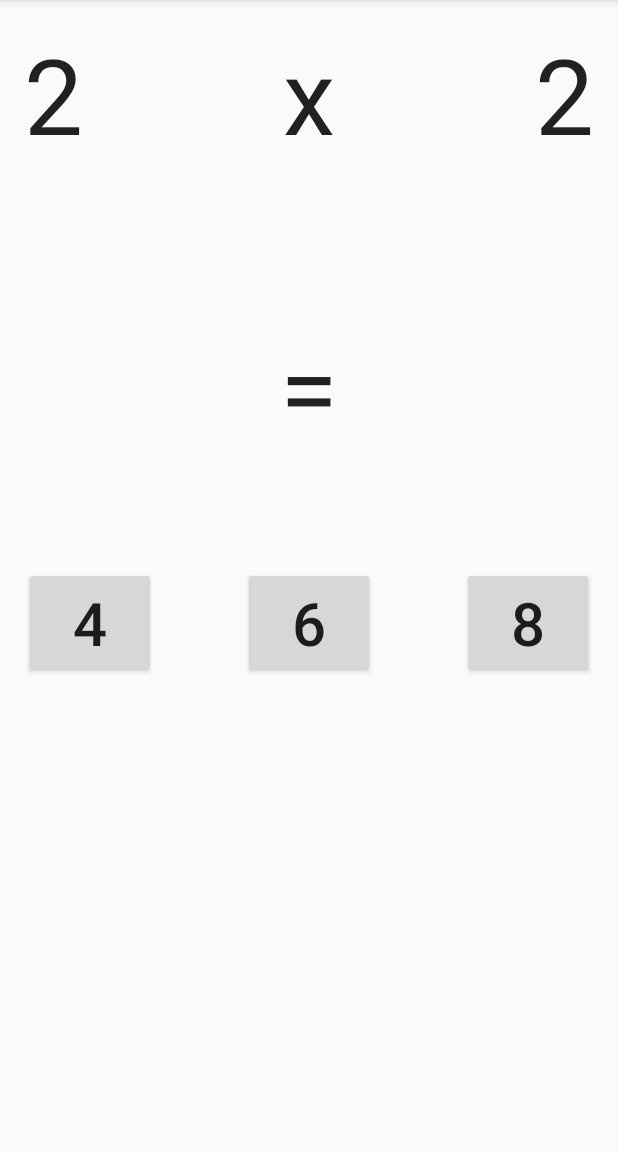
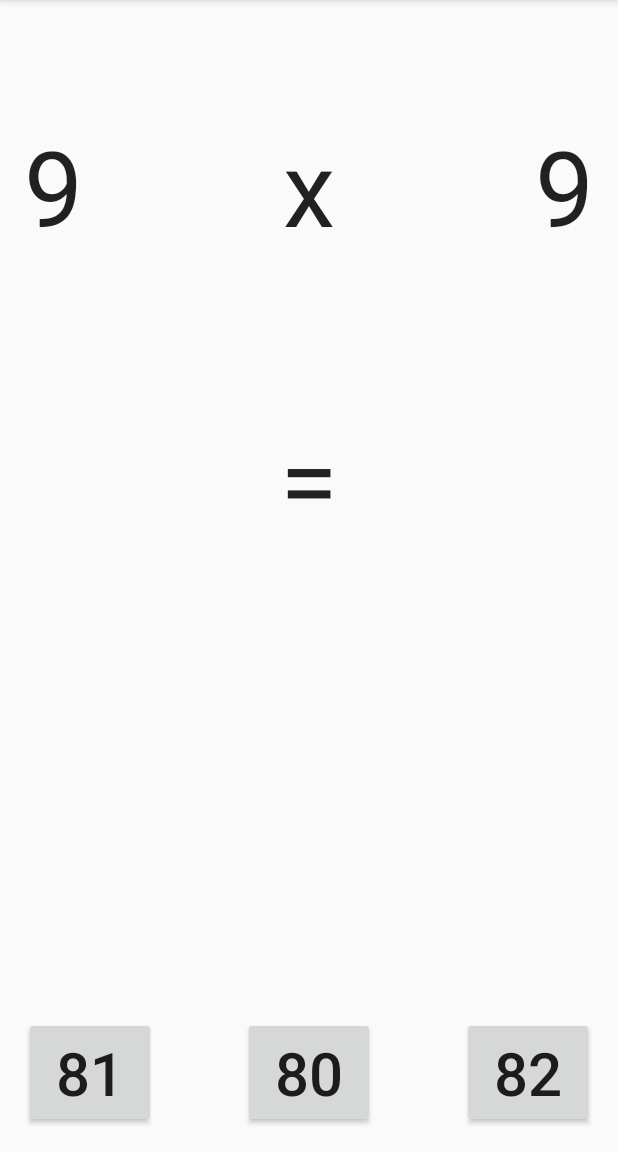
Before and after one commit to Hypkn/Android, an Android app: the GameActivity screen opened directly, with no data from a screen before it, on a phone screen of 412 x 824 dp, the part 84-1236 px from its top. Run offline under Robolectric (Android 15) with nearby library versions, the phone set to English and light mode, and no system bars.

Commit message:
Math Game Changes

```diff
--- a/AndroidStudioProjects/MathGame/app/src/main/java/com/hypknstudios/mathgame/GameActivity.java
+++ b/AndroidStudioProjects/MathGame/app/src/main/java/com/hypknstudios/mathgame/GameActivity.java
@@ -1,11 +1,20 @@
 package com.hypknstudios.mathgame;
 
 
+import android.os.Bundle;
 import android.support.v7.app.AppCompatActivity;
-import android.os.Bundle;
+import android.view.View;
+import android.widget.Button;
+import android.widget.TextView;
+import android.widget.Toast;
 
 
-public class GameActivity extends AppCompatActivity {
+public class GameActivity extends AppCompatActivity implements View.OnClickListener {
+
+    int correctAnswer;
+    Button buttonObjectChoice1;
+    Button buttonObjectChoice2;
+    Button buttonObjectChoice3;
 
     @Override
     protected void onCreate(Bundle savedInstanceState) {
@@ -16,12 +25,70 @@ public class GameActivity extends AppCompatActivity {
         //Variables initialization
         int partA = 9;
         int partB = 9;
-        int correctAnswer = partA * partB;
+        correctAnswer = partA * partB;
         int wrongAnswer1 = correctAnswer - 1;
         int wrongAnswer2 = correctAnswer + 1;
+
+/* Here is a working object based on either the button
+    or TextView class and base as well as link our new object
+     */
+        TextView textObjectPartA =
+                (TextView)findViewById(R.id.textPartA);
+        TextView textObjectPartB =
+                (TextView)findViewById(R.id.textPartB);
+        buttonObjectChoice1 =
+                (Button)findViewById(R.id.buttonChoice1);
+        buttonObjectChoice2 =
+                (Button)findViewById(R.id.buttonChoice2);
+        buttonObjectChoice3 =
+                (Button)findViewById(R.id.buttonChoice3);
+
+        textObjectPartA.setText("" + partA);
+        textObjectPartB.setText("" + partB);
+
+//which button receives which answer, at this stage is arbitrary.
+        buttonObjectChoice1.setText("" + correctAnswer);
+        buttonObjectChoice2.setText("" + wrongAnswer1);
+        buttonObjectChoice3.setText("" + wrongAnswer2);
+
+        buttonObjectChoice1.setOnClickListener(this);
+        buttonObjectChoice2.setOnClickListener(this);
+        buttonObjectChoice3.setOnClickListener(this);
+
+
     } //onCreate ends here
 
-    /* Here is a working object based on either the button
-    or TextView class and base as well as link our new object
-     */
+@Override
+    public void onClick(View view) {
+    //declare a new int to be used in all the cases
+    int answerGiven = 0;
+    switch (view.getId()) {
+
+        case R.id.buttonChoice1:
+            answerGiven = Integer.parseInt("" + buttonObjectChoice1.getText());
+            answerChecker(answerGiven);
+            break;
+        case R.id.buttonChoice2:
+            //button2 stuff
+            answerChecker(answerGiven);
+            break;
+        case R.id.buttonChoice3:
+            //button3 stuff
+            answerChecker(answerGiven);
+            break;
+    }
 }
+
+    private void answerChecker(int answerGiven) {
+        if(answerGiven == correctAnswer){
+            Toast.makeText(getApplicationContext(), "Well done!", Toast.LENGTH_LONG).show();
+
+    } else{
+            Toast.makeText(getApplicationContext(),"Sorry that's wrong", Toast.LENGTH_LONG).show();
+        }
+
+
+    }
+
+
+}
--- a/AndroidStudioProjects/MathGame/app/src/main/res/layout/activity_game.xml
+++ b/AndroidStudioProjects/MathGame/app/src/main/res/layout/activity_game.xml
@@ -15,10 +15,11 @@
         android:textAppearance="?android:attr/textAppearanceLarge"
         android:text="2"
         android:id="@+id/textPartA"
+        android:textSize="70sp"
         android:layout_alignParentTop="true"
         android:layout_alignParentLeft="true"
         android:layout_alignParentStart="true"
-        android:textSize="70sp" />
+        android:layout_marginTop="61dp" />
 
     <TextView
         android:layout_width="wrap_content"
@@ -58,10 +59,9 @@
         android:text="4"
         android:id="@+id/buttonChoice1"
         android:textSize="40sp"
-        android:layout_below="@+id/textView2"
+        android:layout_alignParentBottom="true"
         android:layout_alignParentLeft="true"
-        android:layout_alignParentStart="true"
-        android:layout_marginTop="74dp" />
+        android:layout_alignParentStart="true" />
 
     <Button
         android:layout_width="wrap_content"
```
Also changed, not shown: AndroidStudioProjects/MathGame/app/src/main/java/com/hypknstudios/mathgame/MainActivity.java (+15 -3 lines), AndroidStudioProjects/MathGame/app/src/main/res/layout/activity_main.xml (+4 -4 lines), 141 other files.
